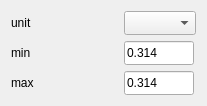
Old version of the form SciDataTool/GUI/WDataRange/WDataRange.ui in the repository Eomys/SciDataTool.
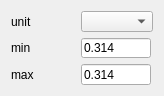
New version of the form. Custom widgets are drawn as their Qt base class.

Commit message: [NF] : Adapting the Range min and max to the slice selected, as well as modifying the UI itself

The edit to the form file:
```diff
--- a/SciDataTool/GUI/WDataRange/WDataRange.ui
+++ b/SciDataTool/GUI/WDataRange/WDataRange.ui
@@ -6,7 +6,7 @@
    <rect>
     <x>0</x>
     <y>0</y>
-    <width>207</width>
+    <width>164</width>
     <height>96</height>
    </rect>
   </property>
@@ -26,7 +26,7 @@
      <property name="minimumSize">
       <size>
        <width>0</width>
-       <height>24</height>
+       <height>20</height>
       </size>
      </property>
     </widget>
@@ -49,7 +49,7 @@
      <property name="minimumSize">
       <size>
        <width>0</width>
-       <height>24</height>
+       <height>20</height>
       </size>
      </property>
      <property name="maximumSize">
@@ -81,7 +81,7 @@
      <property name="minimumSize">
       <size>
        <width>0</width>
-       <height>24</height>
+       <height>20</height>
       </size>
      </property>
      <property name="maximumSize">
```
The commit also changes 12 other files.
